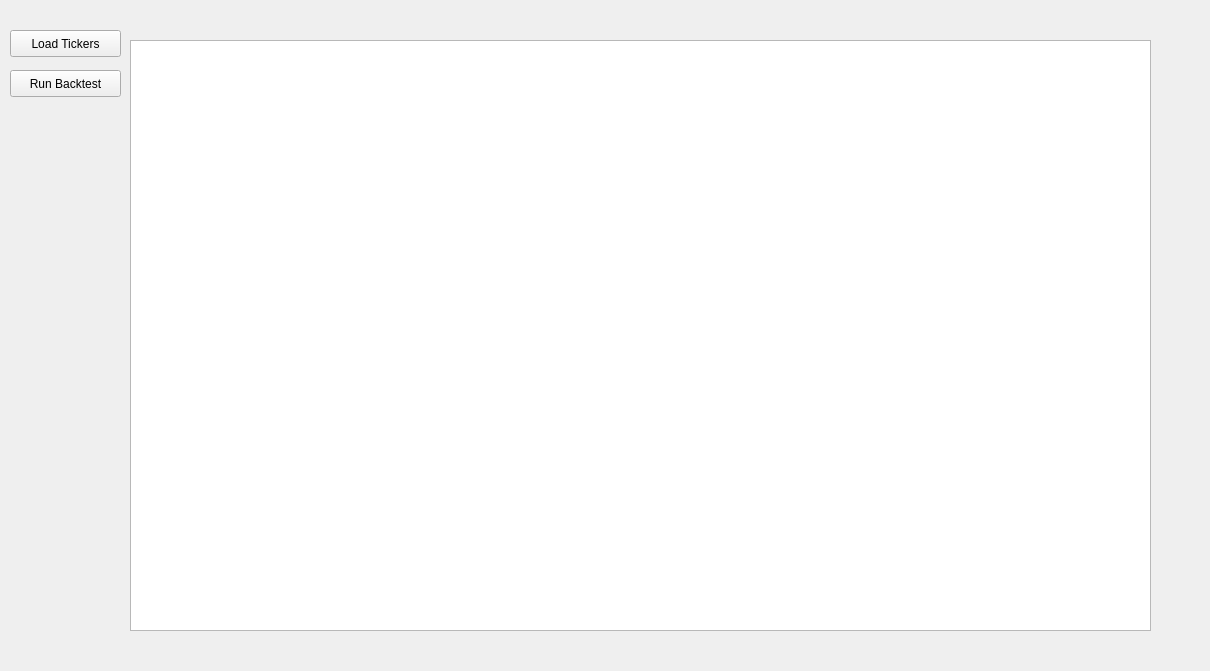
vincentm65/BTE, file backtest_engine.ui: the form before one commit.
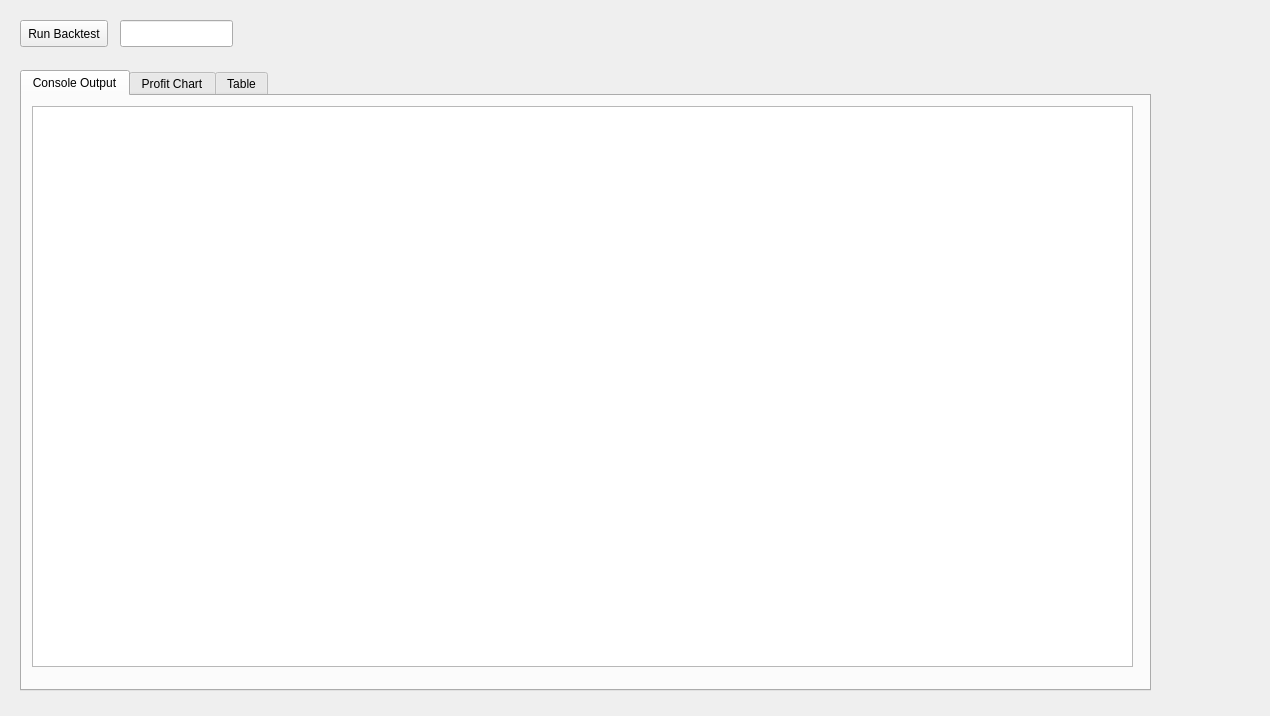
The form after the commit.

Commit message: 3/23/2025 Added better table options to see buy and sell dates

```diff
--- a/backtest_engine.ui
+++ b/backtest_engine.ui
@@ -6,42 +6,25 @@
    <rect>
     <x>0</x>
     <y>0</y>
-    <width>1210</width>
-    <height>671</height>
+    <width>1270</width>
+    <height>716</height>
    </rect>
   </property>
+  <property name="sizePolicy">
+   <sizepolicy hsizetype="Expanding" vsizetype="Expanding">
+    <horstretch>0</horstretch>
+    <verstretch>0</verstretch>
+   </sizepolicy>
+  </property>
   <property name="windowTitle">
    <string>Form</string>
   </property>
-  <widget class="QPushButton" name="loadTickersButton">
-   <property name="geometry">
-    <rect>
-     <x>10</x>
-     <y>30</y>
-     <width>111</width>
-     <height>27</height>
-    </rect>
-   </property>
-   <property name="text">
-    <string>Load Tickers</string>
-   </property>
-  </widget>
-  <widget class="QTextEdit" name="backtestOutput">
-   <property name="geometry">
-    <rect>
-     <x>130</x>
-     <y>40</y>
-     <width>1021</width>
-     <height>591</height>
-    </rect>
-   </property>
-  </widget>
   <widget class="QPushButton" name="runBacktestButton">
    <property name="geometry">
     <rect>
-     <x>10</x>
-     <y>70</y>
-     <width>111</width>
+     <x>20</x>
+     <y>20</y>
+     <width>88</width>
      <height>27</height>
     </rect>
    </property>
@@ -49,6 +32,82 @@
     <string>Run Backtest</string>
    </property>
   </widget>
+  <widget class="QTabWidget" name="tabWidget">
+   <property name="geometry">
+    <rect>
+     <x>20</x>
+     <y>70</y>
+     <width>1131</width>
+     <height>621</height>
+    </rect>
+   </property>
+   <property name="currentIndex">
+    <number>0</number>
+   </property>
+   <widget class="QWidget" name="Console_Output">
+    <attribute name="title">
+     <string>Console Output</string>
+    </attribute>
+    <widget class="QTextEdit" name="backtestOutput">
+     <property name="geometry">
+      <rect>
+       <x>10</x>
+       <y>10</y>
+       <width>1101</width>
+       <height>561</height>
+      </rect>
+     </property>
+     <property name="sizePolicy">
+      <sizepolicy hsizetype="Maximum" vsizetype="Maximum">
+       <horstretch>0</horstretch>
+       <verstretch>0</verstretch>
+      </sizepolicy>
+     </property>
+    </widget>
+   </widget>
+   <widget class="QWidget" name="Profit_Chart">
+    <attribute name="title">
+     <string>Profit Chart</string>
+    </attribute>
+    <widget class="QWidget" name="verticalLayoutWidget">
+     <property name="geometry">
+      <rect>
+       <x>0</x>
+       <y>10</y>
+       <width>1111</width>
+       <height>571</height>
+      </rect>
+     </property>
+     <layout class="QVBoxLayout" name="verticalLayout"/>
+    </widget>
+   </widget>
+   <widget class="QWidget" name="Table">
+    <attribute name="title">
+     <string>Table</string>
+    </attribute>
+    <widget class="QWidget" name="verticalLayoutWidget_2">
+     <property name="geometry">
+      <rect>
+       <x>10</x>
+       <y>10</y>
+       <width>1111</width>
+       <height>561</height>
+      </rect>
+     </property>
+     <layout class="QVBoxLayout" name="verticalLayout_2"/>
+    </widget>
+   </widget>
+  </widget>
+  <widget class="QLineEdit" name="enterMaxBars">
+   <property name="geometry">
+    <rect>
+     <x>120</x>
+     <y>20</y>
+     <width>113</width>
+     <height>27</height>
+    </rect>
+   </property>
+  </widget>
  </widget>
  <resources/>
  <connections/>
```
The commit also changes 4 other files.
